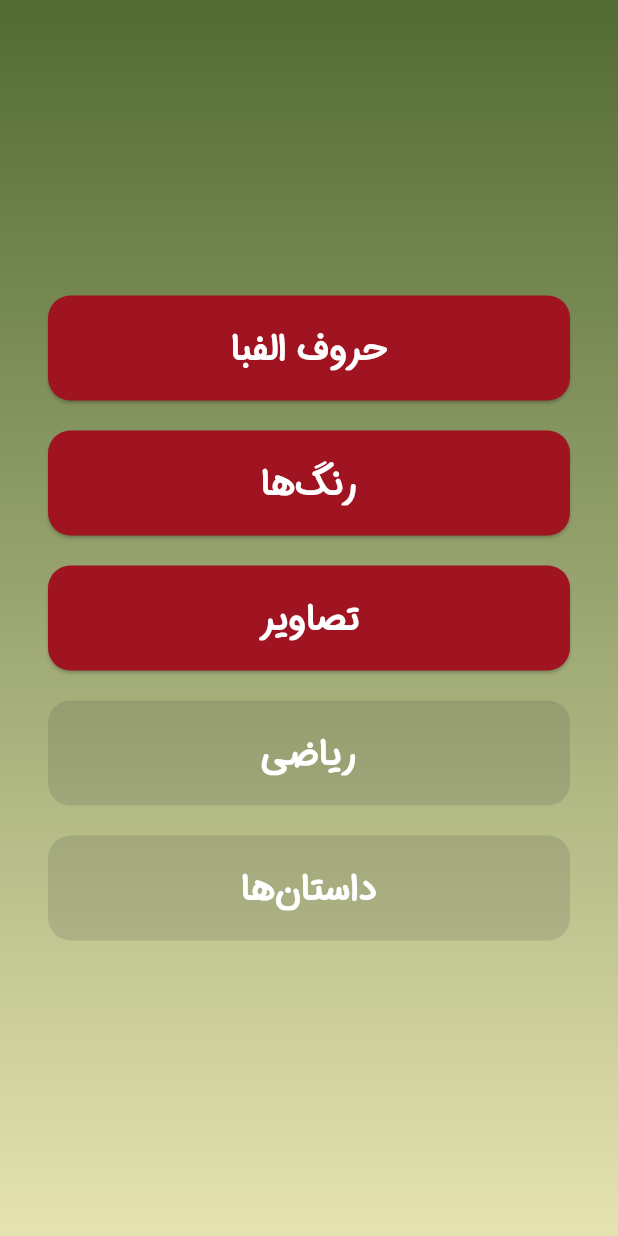
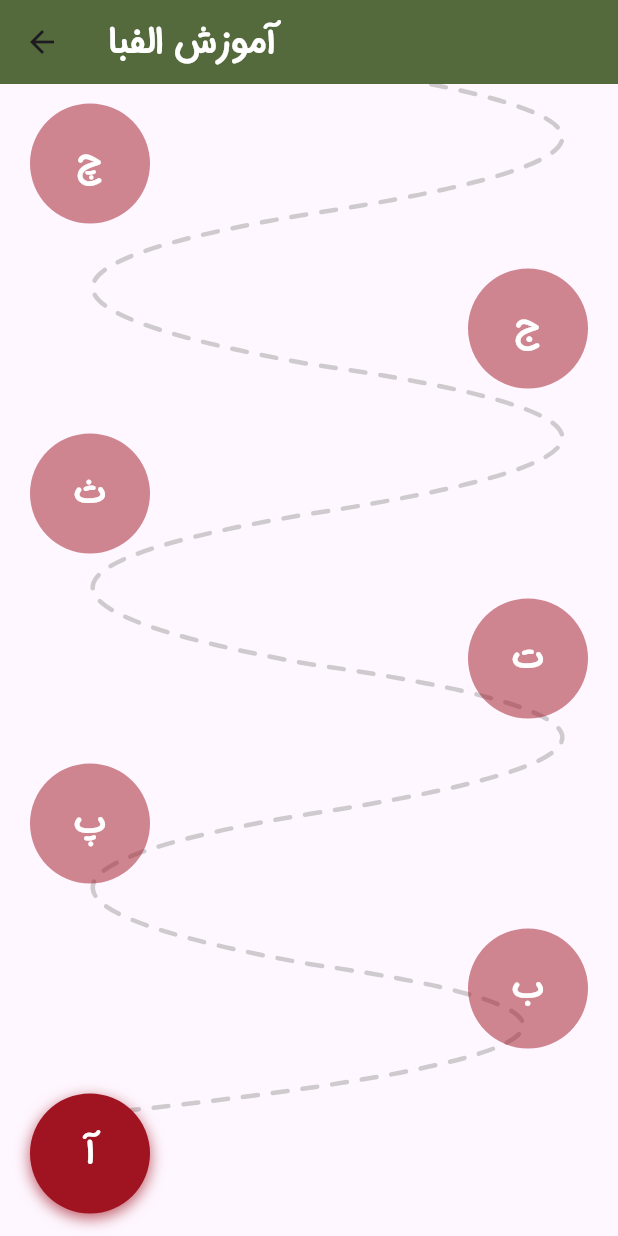
Before and after one commit to aanaahitaa/cti_yare_mehraban_test, a Flutter app: the screen it shows after launch, after a tap on "حروف الفبا", on a phone screen of 412 x 824 dp. Run offline on Flutter 3.47's test engine with Material 3 defaults, Android fonts, the light colour scheme and no system bars.

Commit message:
Add AlphabetPage

```diff
--- /dev/null
+++ b/lib/screens/alphabet_screen.dart
@@ -0,0 +1,148 @@
+import 'dart:ui';
+
+import 'package:flutter/material.dart';
+import '../theme/app_styles.dart';
+
+class AlphabetPage extends StatelessWidget {
+  final List<String> letters = [
+    'آ', 'ب', 'پ', 'ت', 'ث', 'ج', 'چ', 'ح', 'خ', 'د',
+    'ذ', 'ر', 'ز', 'ژ', 'س', 'ش', 'ص', 'ض', 'ط', 'ظ',
+    'ع', 'غ', 'ف', 'ق', 'ک', 'گ', 'ل', 'م', 'ن', 'و', 'ه', 'ی'
+  ];
+
+  @override
+  Widget build(BuildContext context) {
+    return Scaffold(
+      appBar: AppBar(
+        title: Text('آموزش الفبا', style: AppStyles.appBarTextStyle),
+        backgroundColor: AppColors.backgroundStart,
+      ),
+      body: LayoutBuilder(
+        builder: (context, constraints) {
+          double itemHeight = 100; // ارتفاع هر دکمه
+          double totalHeight = letters.length * itemHeight;
+
+          return SingleChildScrollView(
+            reverse: true, // شروع از پایین
+            child: SizedBox(
+              height: totalHeight,
+              child: Stack(
+                children: [
+                  // مسیر مارپیچ که همراه دکمه‌ها حرکت می‌کند
+                  Positioned.fill(
+                    child: CustomPaint(
+                      painter: PathPainter(letters.length, itemHeight),
+                    ),
+                  ),
+                  // لیست دکمه‌های الفبا
+                  ListView.builder(
+                    reverse: true,
+                    physics: NeverScrollableScrollPhysics(), // اسکرول را به SingleChildScrollView بسپار
+                    itemCount: letters.length,
+                    itemBuilder: (context, index) {
+                      return Align(
+                        alignment: index.isEven ? Alignment.centerLeft : Alignment.centerRight,
+                        child: LetterButton(text: letters[index], isActive: index == 0),
+                      );
+                    },
+                  ),
+                ],
+              ),
+            ),
+          );
+        },
+      ),
+    );
+  }
+}
+
+class LetterButton extends StatelessWidget {
+  final String text;
+  final bool isActive;
+
+  const LetterButton({required this.text, required this.isActive});
+
+  @override
+  Widget build(BuildContext context) {
+    return Container(
+      margin: const EdgeInsets.symmetric(vertical: 15, horizontal: 20),
+      width: 80,
+      height: 80,
+      decoration: BoxDecoration(
+        color: isActive ? AppColors.primary : AppColors.disabled.withOpacity(0.5),
+        shape: BoxShape.circle,
+        boxShadow: [
+          if (isActive)
+            BoxShadow(
+              color: AppColors.primary.withOpacity(0.7),
+              blurRadius: 8,
+              offset: const Offset(0, 3),
+            ),
+        ],
+      ),
+      child: Center(
+        child: Text(
+          text,
+          style: const TextStyle(
+            color: Colors.white,
+            fontSize: 24,
+            fontWeight: FontWeight.bold,
+          ),
+        ),
+      ),
+    );
+  }
+}
+
+class PathPainter extends CustomPainter {
+  final int itemCount;
+  final double itemHeight;
+
+  PathPainter(this.itemCount, this.itemHeight);
+
+  @override
+  void paint(Canvas canvas, Size size) {
+    Paint paint = Paint()
+      ..color = Colors.grey.shade500.withOpacity(0.5) // رنگ خاکستری خط‌چین
+      ..strokeWidth = 3
+      ..style = PaintingStyle.stroke
+      ..strokeCap = StrokeCap.round;
+
+    Path path = Path();
+    double startY = size.height - itemHeight / 1.2; // شروع از پایین
+
+    path.moveTo(size.width * 0.2, startY);
+
+    for (int i = 0; i < itemCount; i++) {
+      double controlX = i.isEven ? size.width * 1.32 : size.width * -0.2;
+      double controlY = startY - (i + 0.5) * itemHeight;
+      double endX = size.width * 0.5;
+      double endY = startY - ((i + 1) * itemHeight) + (itemHeight / 50);
+
+      path.quadraticBezierTo(controlX, controlY, endX, endY);
+    }
+
+    drawDashedLine(canvas, path, paint);
+  }
+
+  void drawDashedLine(Canvas canvas, Path path, Paint paint) {
+    PathMetric pathMetric = path.computeMetrics().first;
+    double dashLength = 10.0;
+    double gapLength = 10.0;
+    double distance = 0.0;
+
+    while (distance < pathMetric.length) {
+      double nextDistance = distance + dashLength;
+      if (nextDistance > pathMetric.length) nextDistance = pathMetric.length;
+
+      canvas.drawPath(
+        pathMetric.extractPath(distance, nextDistance),
+        paint,
+      );
+      distance += dashLength + gapLength;
+    }
+  }
+
+  @override
+  bool shouldRepaint(covariant CustomPainter oldDelegate) => false;
+}
--- a/lib/screens/home_screen.dart
+++ b/lib/screens/home_screen.dart
@@ -1,6 +1,7 @@
 import 'package:flutter/material.dart';
 import '../widgets/custom_button.dart';
 import '../theme/app_styles.dart';
+import 'alphabet_screen.dart';
 
 class HomeScreen extends StatelessWidget {
   const HomeScreen({Key? key}) : super(key: key);
@@ -20,7 +21,15 @@ class HomeScreen extends StatelessWidget {
           child: Column(
             mainAxisAlignment: MainAxisAlignment.center,
             children: [
-              CustomButton(text: 'حروف الفبا', onPressed: () {}),
+              CustomButton(
+                text: 'حروف الفبا',
+                onPressed: () {
+                  Navigator.push(
+                    context,
+                    MaterialPageRoute(builder: (context) => AlphabetPage()),
+                  );
+                },
+              ),
               const SizedBox(height: 20),
               CustomButton(text: 'رنگ‌ها', onPressed: () {}),
               const SizedBox(height: 20),
@@ -29,13 +38,13 @@ class HomeScreen extends StatelessWidget {
               CustomButton(
                 text: 'ریاضی',
                 onPressed: () {},
-                isDisabled: true, // Disabled button
+                isActive: false, // Disabled button
               ),
               const SizedBox(height: 20),
               CustomButton(
                 text: 'داستان‌ها',
                 onPressed: () {},
-                isDisabled: true, // Disabled button
+                isActive: false, // Disabled button
               ),
             ],
           ),
--- a/lib/theme/app_styles.dart
+++ b/lib/theme/app_styles.dart
@@ -10,16 +10,23 @@ class AppColors {
   static const Color textOnDark = Colors.white;
   static const Color textOnLight = Colors.black;
   static final Color textOnDisabled = textOnPrimary.withValues(alpha: 128);
+
+  // New custom button colors
+  static const Color buttonShadowColor = Color(0xFFFFDE6C);
+  static const Color buttonShadowBoxColor = Color(0xFFFFD540);
+  static const Color buttonMainColor = Color(0xFFFFCF25);
+  static const Color buttonMainShadowColor = Color(0xFFECB800);
 }
 
 class AppStyles {
+  // Existing button styles (for other parts if needed)
   static final ButtonStyle buttonStyle = ElevatedButton.styleFrom(
     backgroundColor: AppColors.primary,
     shape: RoundedRectangleBorder(
       borderRadius: BorderRadius.circular(15),
     ),
     padding: const EdgeInsets.symmetric(vertical: 20),
-    minimumSize: const Size(348, 70), // Fixed size
+    minimumSize: const Size(348, 70),
   );
 
   static final ButtonStyle disabledButtonStyle = ElevatedButton.styleFrom(
@@ -28,7 +35,7 @@ class AppStyles {
       borderRadius: BorderRadius.circular(15),
     ),
     padding: const EdgeInsets.symmetric(vertical: 20),
-    minimumSize: const Size(348, 70), // Fixed size
+    minimumSize: const Size(348, 70),
   );
 
   static final TextStyle buttonTextStyle = TextStyle(
@@ -40,6 +47,21 @@ class AppStyles {
 
   static final TextStyle disabledButtonTextStyle = TextStyle(
     color: AppColors.textOnDisabled,
+    fontSize: 26,
+    fontWeight: FontWeight.bold,
+    fontFamily: 'IRANSansDN',
+  );
+
+  // New custom button text style for home page
+  static final TextStyle customButtonTextStyle = TextStyle(
+    color: Colors.black,
+    fontSize: 26,
+    fontWeight: FontWeight.w700,
+    fontFamily: 'IRANSansDN',
+  );
+
+  static final TextStyle appBarTextStyle = TextStyle(
+    color: Colors.white,
     fontSize: 24,
     fontWeight: FontWeight.bold,
     fontFamily: 'IRANSansDN',
--- a/lib/widgets/custom_button.dart
+++ b/lib/widgets/custom_button.dart
@@ -3,27 +3,88 @@ import '../theme/app_styles.dart';
 
 class CustomButton extends StatelessWidget {
   final String text;
+  final bool isActive;
   final VoidCallback? onPressed;
-  final bool isDisabled;
 
   const CustomButton({
     Key? key,
     required this.text,
+    this.isActive = true,
     this.onPressed,
-    this.isDisabled = false,
   }) : super(key: key);
 
   @override
   Widget build(BuildContext context) {
-    return SizedBox(
-      width: 348, // Ensure fixed width
-      height: 70,  // Ensure fixed height
-      child: ElevatedButton(
-        style: isDisabled ? AppStyles.disabledButtonStyle : AppStyles.buttonStyle,
-        onPressed: isDisabled ? null : onPressed,
-        child: Text(
-          text,
-          style: isDisabled ? AppStyles.disabledButtonTextStyle : AppStyles.buttonTextStyle,
+    // Set opacity to 1.0 when active, or 0.5 when inactive
+    final double opacity = isActive ? 1.0 : 0.5;
+
+    return GestureDetector(
+      onTap: isActive ? onPressed : null,
+      child: Opacity(
+        opacity: opacity,
+        child: SizedBox(
+          width: 318,
+          height: 87,
+          child: Stack(
+            children: [
+              // Shadow Layer
+              Positioned(
+                left: 0.16,
+                top: 0.61,
+                child: Container(
+                  width: 318,
+                  height: 82,
+                  decoration: ShapeDecoration(
+                    color: AppColors.buttonShadowColor,
+                    shape: RoundedRectangleBorder(
+                      borderRadius: BorderRadius.circular(20),
+                    ),
+                    shadows: [
+                      BoxShadow(
+                        color: AppColors.buttonShadowBoxColor,
+                        blurRadius: 0,
+                        offset: const Offset(0, 4),
+                        spreadRadius: 0,
+                      ),
+                    ],
+                  ),
+                ),
+              ),
+              // Main Button Layer
+              Positioned(
+                left: 4.17,
+                top: 4.61,
+                child: Container(
+                  width: 310,
+                  height: 68,
+                  decoration: ShapeDecoration(
+                    color: AppColors.buttonMainColor,
+                    shape: RoundedRectangleBorder(
+                      borderRadius: BorderRadius.circular(20),
+                    ),
+                    shadows: [
+                      BoxShadow(
+                        color: AppColors.buttonMainShadowColor,
+                        blurRadius: 0,
+                        offset: const Offset(0, 4),
+                        spreadRadius: 0,
+                      ),
+                    ],
+                  ),
+                ),
+              ),
+              // Button Text
+              Positioned.fill(
+                child: Center(
+                  child: Text(
+                    text,
+                    textAlign: TextAlign.center,
+                    style: AppStyles.customButtonTextStyle,
+                  ),
+                ),
+              ),
+            ],
+          ),
         ),
       ),
     );
```
Also changed, not shown: 4 other files.
